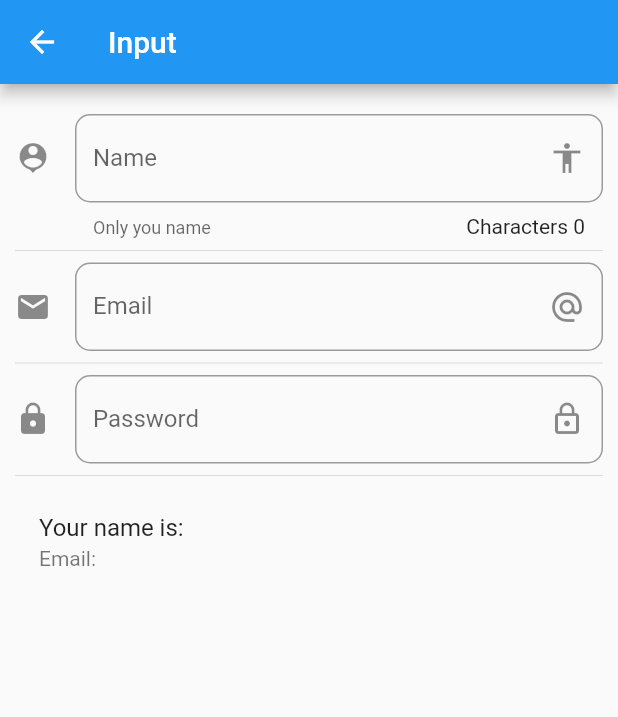
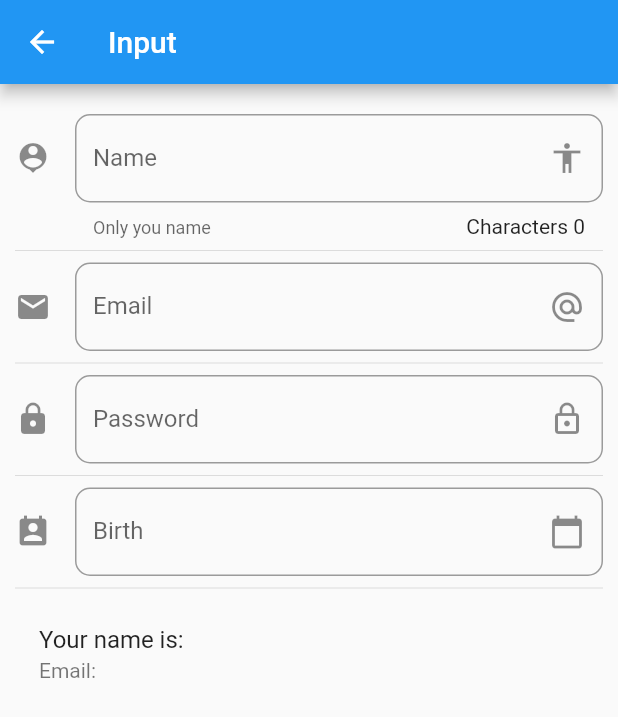
Before and after one commit to dtoledoz0207/flutter-components, a Flutter app: the InputPage screen opened by its route, on a phone screen of 412 x 824 dp. Shown: the top 717 px of the screen. Run offline on Flutter 3.47's test engine with Material 2 defaults, Android fonts, the phone set to English and light mode, and no system bars.

Commit message:
create-TextFieldWidget-to-pick-a-date

```diff
--- a/lib/pages/input_page.dart
+++ b/lib/pages/input_page.dart
@@ -9,6 +9,9 @@ class _InputPageState extends State<InputPage> {
 
   String _name = '';
   String _email = '';
+  String _date = '';
+
+  TextEditingController _inputFieldDateController = new TextEditingController();
 
   @override
   Widget build(BuildContext context) {
@@ -24,6 +27,8 @@ class _InputPageState extends State<InputPage> {
           _createEmail(),
           Divider(),
           _createPassword(),
+          Divider(),
+          _createDate(context),
           Divider(),
           _createPerson(),
         ],
@@ -86,6 +91,42 @@ class _InputPageState extends State<InputPage> {
     );
   }
 
+  Widget _createDate(BuildContext context) {
+    return TextField(
+      enableInteractiveSelection: false,
+      controller: _inputFieldDateController,
+      decoration: InputDecoration(
+        border: OutlineInputBorder(
+          borderRadius: BorderRadius.circular(10.0)
+        ),
+        hintText: 'Date of birth',
+        labelText: 'Birth',
+        suffixIcon: Icon(Icons.calendar_today),
+        icon: Icon(Icons.perm_contact_calendar)
+      ),
+      onTap: () {
+        FocusScope.of(context).requestFocus(new FocusNode());
+        _selectDate(context);
+      },
+    );
+  }
+
+  _selectDate(BuildContext context) async {
+    DateTime picked = await showDatePicker(
+      context: context,
+      initialDate: new DateTime.now(),
+      firstDate: new DateTime(2018),
+      lastDate: new DateTime(2022)
+    );
+
+    if (picked != null ) {
+      setState(() {
+        this._date = picked.toString().substring(0, 11);
+        this._inputFieldDateController.text = this._date;
+      });
+    }
+  }
+
 
   Widget _createPerson() {
     return ListTile(
```
